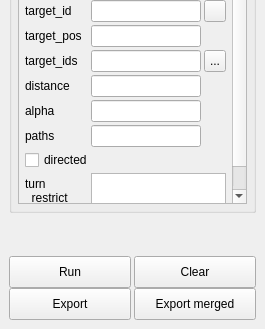
Before: the Qt Designer form ui_pgRoutingLayer.ui in sanak/pgRoutingLayer, drawn with Qt 5; both pictures show x 0 to 265 and y 748 to 1077 of the 265 by 1077 pixel window.
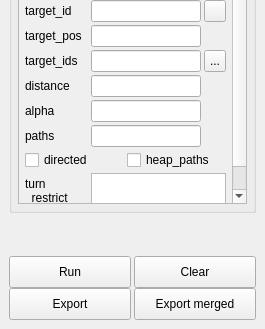
After: the same form once the commit is applied. Icons and pictures are not drawn.

Commit message: signature change works for ksp

```diff
--- a/ui_pgRoutingLayer.ui
+++ b/ui_pgRoutingLayer.ui
@@ -778,6 +778,16 @@
                  </property>
                 </widget>
                </item>
+               <item>
+                <widget class="QCheckBox" name="checkBoxHeapPaths">
+                 <property name="toolTip">
+                  <string>tick for algorithm heap paths</string>
+                 </property>
+                 <property name="text">
+                  <string>heap_paths</string>
+                 </property>
+                </widget>
+               </item>
               </layout>
              </item>
              <item row="1" column="0">
```
Left out of the diff: 1 changed line with no effect on the pictures. The commit also changes 2 other files.
